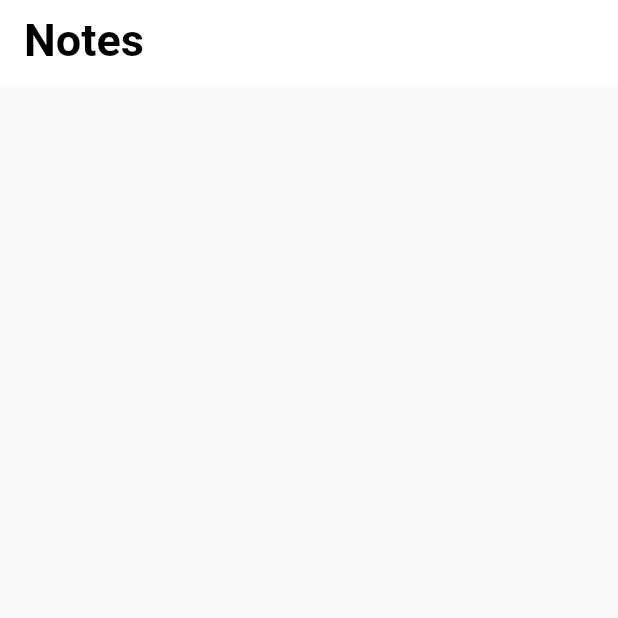
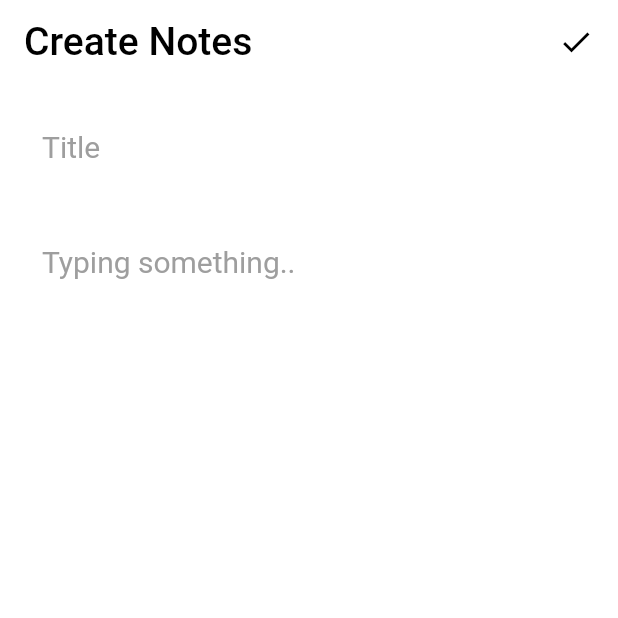
Before and after one commit to namlxcntt/flutter_forward_extended, a Flutter app: the screen it shows after launch, after a tap on the "add" icon, on a phone screen of 412 x 824 dp, the top half of it. Run offline on Flutter 3.47's test engine with Material 2 defaults, Android fonts, the light colour scheme and no system bars; our stand-ins replace bloc, drift, equatable, flutter_bloc, get_it, google_fonts; accounts and stored records are empty; generated files the repository leaves out were written again; project files that could hold a hidden picture were left out.

Commit message:
Create features

```diff
--- a/lib/application.dart
+++ b/lib/application.dart
@@ -5,7 +5,6 @@ import 'package:flutter_forward_extend/presentation/create/bloc/create_note_bloc
 import 'package:flutter_forward_extend/presentation/home/bloc/home_bloc.dart';
 import 'package:flutter_forward_extend/presentation/utils/routes/app_routes.dart';
 import 'package:flutter_localizations/flutter_localizations.dart';
-
 import 'generated/l10n.dart';
 import 'presentation/utils/theme/export_theme.dart';
 
@@ -22,7 +21,7 @@ class MyApplication extends StatelessWidget {
               HomeBloc(createNoteUseCase: getIt(), getListNoteUseCase: getIt()),
         ),
         BlocProvider<CreateNoteBloc>(
-          create: (BuildContext context) => CreateNoteBloc(),
+          create: (BuildContext context) => CreateNoteBloc(getIt()),
         ),
       ],
       child: MaterialApp(
--- /dev/null
+++ b/lib/data/dummy_data.dart
@@ -0,0 +1,21 @@
+import 'package:flutter_forward_extend/domain/model/note_model.dart';
+
+final List<Note> listNoteDefault = [
+  Note(
+      id: 1,
+      dateCreated: DateTime.now(),
+      title: "Hello",
+      description:
+      'Today’s Shoppng List\n Ticket App Travel Website\n Digital marketing Website.\n Apple Cuo noodles\n'),
+  Note(
+      id: 2,
+      dateCreated: DateTime.utc(2023),
+      title: "Flutter",
+      description: 'Migrate Flutter to Android Developer'),
+  Note(
+      id: 3,
+      dateCreated: DateTime.now(),
+      title: 'Clean Architecture',
+      description:
+      'Today’s Shoppng List\nT icket App Travel Website\nDigital marketing Website.\nApple Cuo noodles')
+];
--- a/lib/l10n/intl_en.arb
+++ b/lib/l10n/intl_en.arb
@@ -1,3 +1,6 @@
 {
-  "notes" : "Notes"
+  "notes" : "Notes",
+  "createNotes" : "Create Notes",
+  "title" : "Title",
+  "contentTyping" : "Typing something.."
 }
--- a/lib/main.dart
+++ b/lib/main.dart
@@ -3,9 +3,6 @@ import 'dart:async';
 import 'package:flutter/material.dart';
 import 'package:flutter_forward_extend/application.dart';
 import 'package:flutter_forward_extend/di/injection.dart';
-import 'package:intl/date_symbol_data_local.dart';
-
-import 'generated/intl/messages_all.dart';
 
 void main() {
   bootStrap();
--- a/lib/presentation/create/bloc/create_note_bloc.dart
+++ b/lib/presentation/create/bloc/create_note_bloc.dart
@@ -1,15 +1,44 @@
-import 'dart:async';
-
 import 'package:bloc/bloc.dart';
 import 'package:equatable/equatable.dart';
+import 'package:flutter_forward_extend/domain/model/note_model.dart';
+import 'package:flutter_forward_extend/domain/use_case/create_note_use_case.dart';
 
 part 'create_note_event.dart';
+
 part 'create_note_state.dart';
 
 class CreateNoteBloc extends Bloc<CreateNoteEvent, CreateNoteState> {
-  CreateNoteBloc() : super(CreateNoteInitial()) {
-    on<CreateNoteEvent>((event, emit) {
-      // TODO: implement event handler
+  final CreateNoteUseCase _createNoteUseCase;
+
+  CreateNoteBloc(this._createNoteUseCase) : super(CreateNoteInitial()) {
+    on<CreateNoteEvent>((event, emit) {});
+    on<CreateNoteWithValue>((event, emit) async {
+      await handleCreateNoteWithValue(event, emit);
     });
   }
+
+  handleCreateNoteWithValue(
+      CreateNoteWithValue event, Emitter<CreateNoteState> emitter) async {
+    var title = event.title;
+    var description = event.description;
+
+    if (title.isEmpty) {
+      emitter(const CreateErrorWithValueState('Title is empty'));
+      return;
+    }
+    if (description.isEmpty) {
+      emitter(const CreateErrorWithValueState('Content is empty'));
+      return;
+    }
+    Note note = Note(
+        id: 0,
+        dateCreated: DateTime.now(),
+        title: title,
+        description: description);
+
+    var state = await _createNoteUseCase.execute(note);
+    if (state != -1) {
+      emitter(CreateSuccessWithValueState(state));
+    }
+  }
 }
--- a/lib/presentation/create/bloc/create_note_event.dart
+++ b/lib/presentation/create/bloc/create_note_event.dart
@@ -3,3 +3,13 @@ part of 'create_note_bloc.dart';
 abstract class CreateNoteEvent extends Equatable {
   const CreateNoteEvent();
 }
+
+class CreateNoteWithValue extends CreateNoteEvent {
+  final String title;
+  final String description;
+
+  const CreateNoteWithValue({required this.title, required this.description});
+
+  @override
+  List<Object?> get props => [title, description];
+}
--- a/lib/presentation/create/bloc/create_note_state.dart
+++ b/lib/presentation/create/bloc/create_note_state.dart
@@ -3,8 +3,23 @@ part of 'create_note_bloc.dart';
 abstract class CreateNoteState extends Equatable {
   const CreateNoteState();
 }
-
 class CreateNoteInitial extends CreateNoteState {
   @override
   List<Object> get props => [];
 }
+
+class CreateSuccessWithValueState extends CreateNoteState {
+  final int id;
+  const CreateSuccessWithValueState(this.id);
+  @override
+  List<Object?> get props => [id];
+}
+
+class CreateErrorWithValueState extends CreateNoteState {
+  final String errorMessage;
+
+  const CreateErrorWithValueState(this.errorMessage);
+
+  @override
+  List<Object?> get props => [errorMessage];
+}
--- a/lib/presentation/create/create_note_page.dart
+++ b/lib/presentation/create/create_note_page.dart
@@ -1,4 +1,6 @@
 import 'package:flutter/material.dart';
+import 'package:flutter_bloc/flutter_bloc.dart';
+import 'package:flutter_forward_extend/presentation/create/bloc/create_note_bloc.dart';
 import 'package:flutter_forward_extend/presentation/utils/extensions/export_extensions.dart';
 
 class CreateNotePage extends StatefulWidget {
@@ -9,20 +11,96 @@ class CreateNotePage extends StatefulWidget {
 }
 
 class _CreateNotePageState extends State<CreateNotePage> {
+  late TextEditingController _titleController;
+  late TextEditingController _contentController;
+
+  String? textErrorTitle;
+  String? textErrorDescription;
+
+  @override
+  void initState() {
+    _titleController = TextEditingController();
+    _contentController = TextEditingController();
+    super.initState();
+  }
+
+  onClickActionDone() {
+    String title = _titleController.text;
+    String content = _titleController.text;
+    context
+        .read<CreateNoteBloc>()
+        .add(CreateNoteWithValue(title: title, description: content));
+  }
+
   @override
   Widget build(BuildContext context) {
     return Scaffold(
+      backgroundColor: Colors.white,
       appBar: AppBar(
         elevation: 0,
         backgroundColor: Colors.white,
         centerTitle: false,
         automaticallyImplyLeading: false,
         title: Text(
-          context.getString().notes,
+          context.getString().createNotes,
           style: context.themeText().titleLarge,
+        ),
+        actions: [
+          GestureDetector(
+            onTap: onClickActionDone,
+            child: const Padding(
+              padding: EdgeInsets.all(16.0),
+              child: Icon(
+                Icons.done,
+                color: Colors.black,
+              ),
+            ),
+          )
+        ],
+      ),
+      body: BlocListener<CreateNoteBloc, CreateNoteState>(
+        listener: (context, state) {
+          if (state is CreateSuccessWithValueState) {
+            context.pop();
+          }
+        },
+        child: Padding(
+          padding: const EdgeInsets.symmetric(horizontal: sizeMedium),
+          child: Column(
+            children: [
+              TextField(
+                controller: _titleController,
+                decoration: InputDecoration(
+                  errorText: textErrorTitle,
+                  hintText: context.getString().title,
+                  hintStyle: context
+                      .themeText()
+                      .displayMedium
+                      ?.copyWith(fontSize: sizeLargeSmall, color: Colors.grey),
+                  border: const OutlineInputBorder(
+                    borderSide: BorderSide.none,
+                  ),
+                ),
+              ),
+              Expanded(
+                child: TextField(
+                  controller: _contentController,
+                  maxLines: 20,
+                  decoration: InputDecoration(
+                    errorText: textErrorDescription,
+                    hintText: context.getString().contentTyping,
+                    hintStyle: context.themeText().displayMedium?.copyWith(
+                        fontSize: sizeLargeSmall, color: Colors.grey),
+                    border: const OutlineInputBorder(
+                      borderSide: BorderSide.none,
+                    ),
+                  ),
+                ),
+              )
+            ],
+          ),
         ),
       ),
     );
   }
-
 }
--- a/lib/presentation/home/bloc/home_bloc.dart
+++ b/lib/presentation/home/bloc/home_bloc.dart
@@ -1,6 +1,9 @@
+import 'dart:math';
+
 import 'package:bloc/bloc.dart';
 import 'package:equatable/equatable.dart';
 import 'package:flutter/cupertino.dart';
+import 'package:flutter_forward_extend/data/dummy_data.dart';
 import 'package:flutter_forward_extend/domain/model/note_model.dart';
 import 'package:flutter_forward_extend/domain/use_case/get_list_note_use_case.dart';
 
@@ -12,31 +15,31 @@ part 'home_event.dart';
 part 'home_state.dart';
 
 class HomeBloc extends Bloc<HomeEvent, HomeState> {
-  final GetListNoteUseCase getListNoteUseCase;
-  final CreateNoteUseCase createNoteUseCase;
+  final GetListNoteUseCase _getListNoteUseCase;
+  final CreateNoteUseCase _createNoteUseCase;
 
-  HomeBloc({required this.createNoteUseCase, required this.getListNoteUseCase})
-      : super(HomeInitial()) {
+  HomeBloc({required CreateNoteUseCase createNoteUseCase, required GetListNoteUseCase getListNoteUseCase})
+      : _createNoteUseCase = createNoteUseCase, _getListNoteUseCase = getListNoteUseCase, super(HomeInitial()) {
     on<GetListNoteEvent>((event, emit) async {
       await handleGetListNote(event, emit);
     });
-
-    on<CreateNoteDefaultEvent>((event, emit) async {
-      await handleCreateDefaultNote(event, emit);
-    });
   }
 
-  handleCreateDefaultNote(
-      CreateNoteDefaultEvent event, Emitter<HomeState> emitter) async {
-    var input = event.note;
-    for (var element in input) {
-      var status = await createNoteUseCase.execute(element);
+  Future<void> createDefaultNote() async {
+    for (var element in listNoteDefault) {
+      var status = await _createNoteUseCase.execute(element);
       debugPrint('Status -> $status');
     }
   }
 
   handleGetListNote(GetListNoteEvent event, Emitter<HomeState> emitter) async {
-    var data = await getListNoteUseCase.execute(GetListNoteParam());
-    emitter(GetListNoteState(data));
+    var data = await _getListNoteUseCase.execute(GetListNoteParam());
+    if(data.isEmpty) {
+      await createDefaultNote();
+      var defaultData = await _getListNoteUseCase.execute(GetListNoteParam());
+      emitter(GetListNoteState(defaultData));
+    }else{
+      emitter(GetListNoteState(data));
+    }
   }
 }
--- a/lib/presentation/home/bloc/home_event.dart
+++ b/lib/presentation/home/bloc/home_event.dart
@@ -6,15 +6,5 @@ abstract class HomeEvent extends Equatable {
 
 class GetListNoteEvent extends HomeEvent {
   @override
-  List<Object?> get props => [hashCode];
+  List<Object?> get props => [];
 }
-
-class CreateNoteDefaultEvent extends HomeEvent {
-
-  final List<Note> note;
-
-  const CreateNoteDefaultEvent(this.note);
-
-  @override
-  List<Object?> get props => [note];
-}
--- a/lib/presentation/home/home_page.dart
+++ b/lib/presentation/home/home_page.dart
@@ -15,37 +15,21 @@ class HomePage extends StatefulWidget {
 }
 
 class _HomePageState extends State<HomePage> {
-  final List<Note> listNoteDefault = [
-    Note(
-        id: 1,
-        dateCreated: DateTime.now(),
-        title: "Hello",
-        description:
-            'Today’s Shoppng List\n Ticket App Travel Website\n Digital marketing Website.\n Apple Cuo noodles\n'),
-    Note(
-        id: 2,
-        dateCreated: DateTime.utc(2023),
-        title: "Flutter",
-        description: 'Migrate Flutter to Android Developer'),
-    Note(
-        id: 3,
-        dateCreated: DateTime.now(),
-        title: 'Clean Architecture',
-        description:
-            'Today’s Shoppng List\nT icket App Travel Website\nDigital marketing Website.\nApple Cuo noodles')
-  ];
+
 
   @override
   void initState() {
-    context.read<HomeBloc>().add(GetListNoteEvent());
+    getListNotes();
     super.initState();
   }
 
+  void getListNotes(){
+    context.read<HomeBloc>().add(GetListNoteEvent());
+  }
 
   void navigateAddNote(){
     context.navigateRoute(AppRoute.createNote).then((value){
-      if(value != null && value is Note){
-      }
+      getListNotes();
     });
   }
 
@@ -82,7 +66,6 @@ class _HomePageState extends State<HomePage> {
                 if (state is GetListNoteState) {
                   var list = state.listData;
                   if (list.isEmpty) return Container();
-
                   return MasonryGridView.builder(
                     padding: const EdgeInsets.only(top: 24),
                     itemCount: list.length,
--- a/lib/presentation/home/item_note_home.dart
+++ b/lib/presentation/home/item_note_home.dart
@@ -36,7 +36,8 @@ class ItemNoteHome extends StatelessWidget {
           Text(
             note.description,
             style: context.themeText().displayMedium?.copyWith(
-                fontSize: 13
+                fontSize: 13,
+              color:  Colors.black.withOpacity(0.7)
             ),
           )
         ],
--- a/lib/presentation/utils/theme/theme.dart
+++ b/lib/presentation/utils/theme/theme.dart
@@ -36,11 +36,11 @@ ThemeData get themeDark {
 //   FontWeight.w900: 'Black',
 // }
 TextTheme get getTextTheme {
-  return GoogleFonts.nunitoTextTheme().copyWith(
+  return GoogleFonts.nunitoSansTextTheme().copyWith(
       //Header Home Title
       titleLarge: const TextStyle(
-        fontSize: 30,
-        fontWeight: FontWeight.w700,
+        fontSize: 26,
+        fontWeight: FontWeight.w500,
         color: Colors.black,
         height: 1.1,
       ),
```
Also changed, not shown: lib/generated/assets.dart (added), lib/generated/intl/messages_en.dart, lib/generated/l10n.dart, 1 other file.
